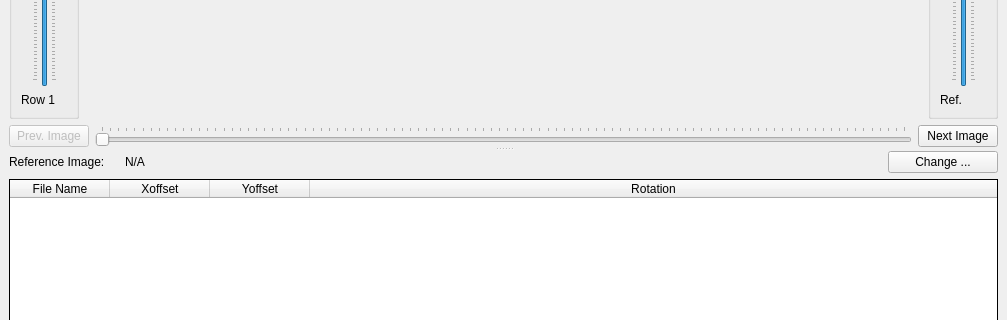
Old version of the form ui/ui_registration.ui in the repository neutronimaging/python_notebooks; both pictures show x 0 to 1007 and y 337 to 657 of the 1007 by 1149 pixel window.
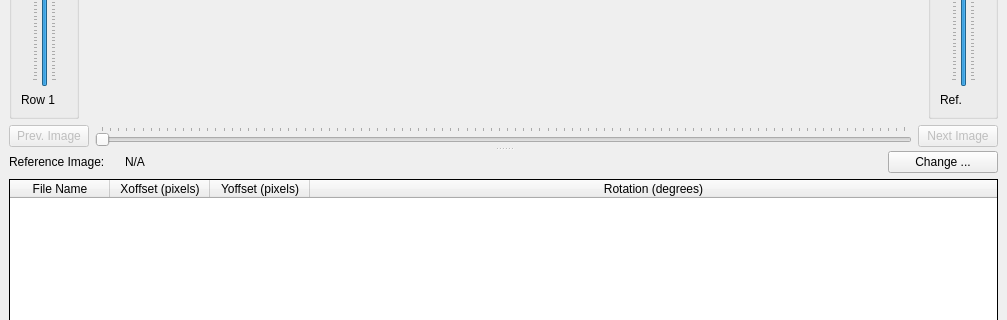
New version of the form.

Commit message: fixing slider and table

```diff
--- a/ui/ui_registration.ui
+++ b/ui/ui_registration.ui
@@ -236,7 +236,10 @@
            </widget>
           </item>
           <item>
-           <widget class="QPushButton" name="next_Image_button">
+           <widget class="QPushButton" name="next_image_button">
+            <property name="enabled">
+             <bool>false</bool>
+            </property>
             <property name="text">
              <string>Next Image</string>
             </property>
@@ -346,17 +349,17 @@
            </column>
            <column>
             <property name="text">
-             <string>Xoffset</string>
+             <string>Xoffset (pixels)</string>
             </property>
            </column>
            <column>
             <property name="text">
-             <string>Yoffset</string>
+             <string>Yoffset (pixels)</string>
             </property>
            </column>
            <column>
             <property name="text">
-             <string>Rotation</string>
+             <string>Rotation (degrees)</string>
             </property>
            </column>
           </widget>
```
Left out of the diff: 2 changed lines with no effect on the pictures. The commit also changes 3 other files.
